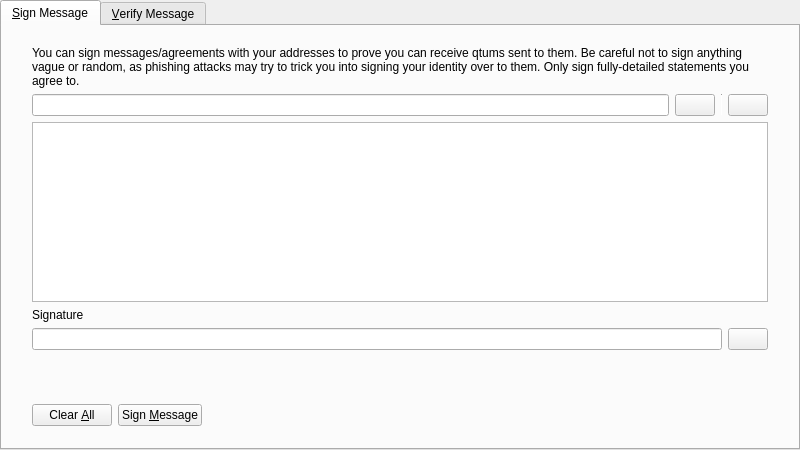
The window that src/qt/forms/signverifymessagedialog.ui (tripiproject/tripi) describes before a commit, drawn with Qt 5.
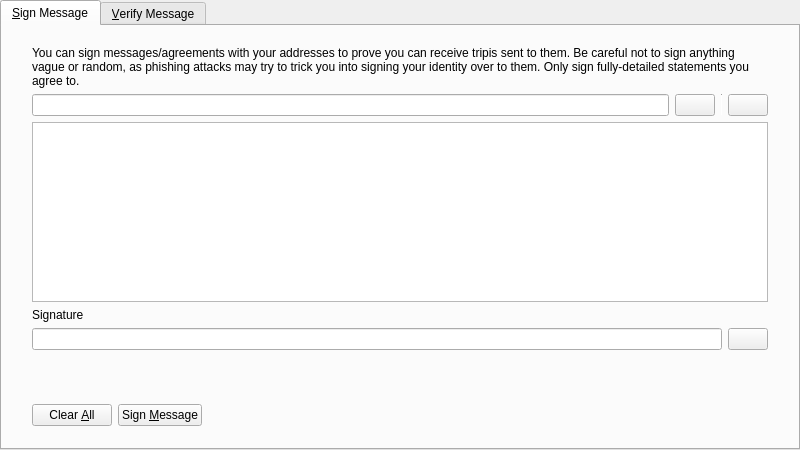
The same window after the commit. Icons and pictures are not drawn. Custom widgets are drawn as their Qt base class.

What changed in the file:
```diff
--- a/src/qt/forms/signverifymessagedialog.ui
+++ b/src/qt/forms/signverifymessagedialog.ui
@@ -68,7 +68,7 @@
          <item>
           <widget class="QLabel" name="infoLabel_SM">
            <property name="text">
-            <string>You can sign messages/agreements with your addresses to prove you can receive qtums sent to them. Be careful not to sign anything vague or random, as phishing attacks may try to trick you into signing your identity over to them. Only sign fully-detailed statements you agree to.</string>
+            <string>You can sign messages/agreements with your addresses to prove you can receive tripis sent to them. Be careful not to sign anything vague or random, as phishing attacks may try to trick you into signing your identity over to them. Only sign fully-detailed statements you agree to.</string>
            </property>
            <property name="textFormat">
             <enum>Qt::PlainText</enum>
```
Left out of the diff: 8 changed lines with no effect on the pictures.
